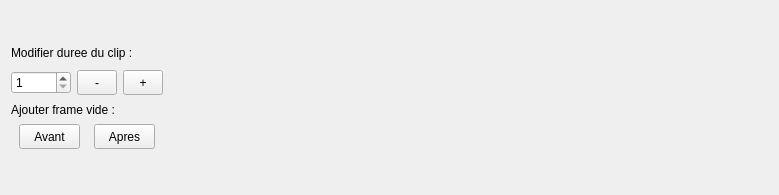
This is src/tweedy/gui/timeline/TimeLineUi.ui in stopmotionimac/tweedy as Qt 5 draws it before an edit. The edited form follows.
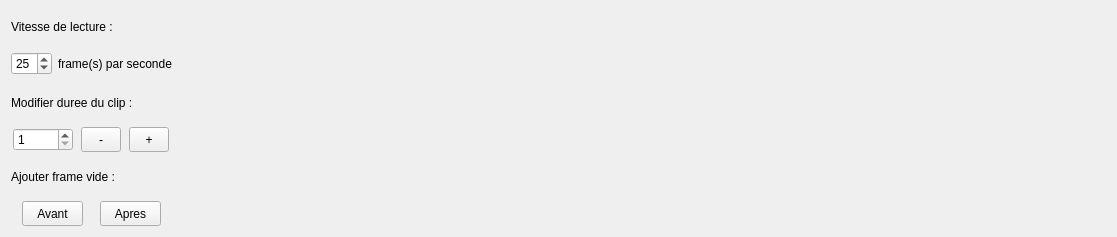
This is the edited form.

Commit message: modifier temps de lecture montage, dimensions viewer, modif sur timeline core

The edit to the form file:
```diff
--- a/src/tweedy/gui/timeline/TimeLineUi.ui
+++ b/src/tweedy/gui/timeline/TimeLineUi.ui
@@ -6,8 +6,8 @@
    <rect>
     <x>0</x>
     <y>0</y>
-    <width>779</width>
-    <height>195</height>
+    <width>1117</width>
+    <height>237</height>
    </rect>
   </property>
   <property name="maximumSize">
@@ -27,11 +27,55 @@
   </property>
   <layout class="QHBoxLayout" name="horizontalLayout">
    <item>
+    <layout class="QVBoxLayout" name="widgetLayout">
+     <item>
+      <layout class="QVBoxLayout" name="reglagesLayout">
+       <item>
+        <layout class="QHBoxLayout" name="vitesseLayout">
+         <item>
     <layout class="QVBoxLayout" name="verticalLayout">
      <item>
+            <widget class="QLabel" name="vitesse">
+             <property name="text">
+              <string>Vitesse de lecture : </string>
+             </property>
+            </widget>
+           </item>
+           <item>
+            <layout class="QHBoxLayout" name="fpsLayout">
+             <item>
+              <widget class="QSpinBox" name="spinFps">
+               <property name="minimum">
+                <number>1</number>
+               </property>
+               <property name="maximum">
+                <number>35</number>
+               </property>
+               <property name="singleStep">
+                <number>1</number>
+               </property>
+               <property name="value">
+                <number>25</number>
+               </property>
+              </widget>
+             </item>
+             <item>
+              <widget class="QLabel" name="fps">
+               <property name="text">
+                <string>frame(s) par seconde</string>
+               </property>
+              </widget>
+             </item>
+            </layout>
+           </item>
+          </layout>
+         </item>
+        </layout>
+       </item>
+       <item>
       <layout class="QVBoxLayout" name="dureeClipLayout">
        <property name="topMargin">
-        <number>30</number>
+          <number>0</number>
        </property>
        <property name="bottomMargin">
         <number>0</number>
@@ -113,13 +157,7 @@
       </layout>
      </item>
      <item>
-      <layout class="QVBoxLayout" name="ajoutFrameLayout">
-       <property name="topMargin">
-        <number>0</number>
-       </property>
-       <property name="bottomMargin">
-        <number>35</number>
-       </property>
+        <layout class="QVBoxLayout" name="addBlankLayout">
        <item>
         <widget class="QLabel" name="labelBlank">
          <property name="text">
@@ -166,6 +204,8 @@
             <string>Apres</string>
            </property>
           </widget>
+           </item>
+          </layout>
          </item>
         </layout>
        </item>
```
Lines whose indentation alone changed are shown as unchanged. The commit also changes 12 other files.
